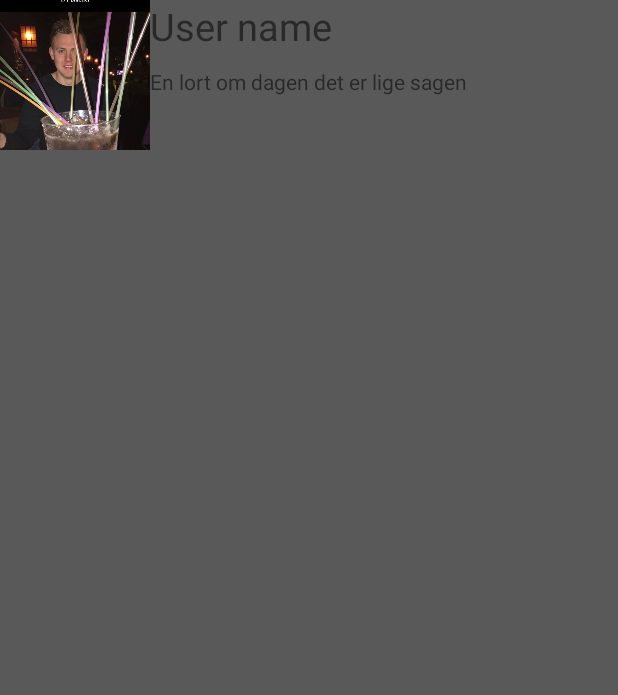
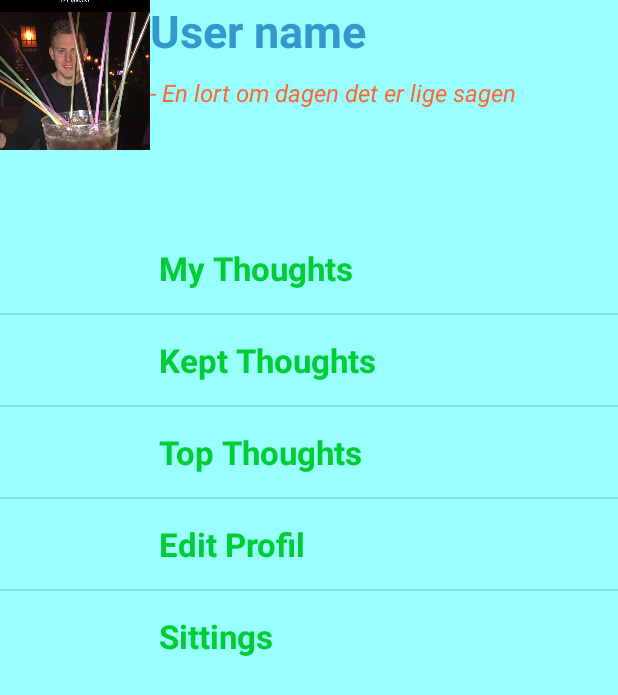
Before and after one commit to Thizzle12/ToiletT, an Android app: the fragment ProfileFragment placed in its activity, on a phone screen of 412 x 824 dp. Shown: the top 695 px of the screen. Run offline under Robolectric (Android 15) with nearby library versions, the phone set to English and light mode, and no system bars.

Commit message:
Prfile and menu

```diff
--- a/app/src/main/java/com/example/theis/toilettreasure/MainMenu.java
+++ b/app/src/main/java/com/example/theis/toilettreasure/MainMenu.java
@@ -28,7 +28,7 @@ public class MainMenu extends android.support.v4.app.Fragment implements View.On
     boolean profileInflated = false;
     Animation mAnimation;
     Animation pAnimation;
-    OvershootInterpolator interpolator = new OvershootInterpolator(2);
+    OvershootInterpolator interpolator = new OvershootInterpolator(0);
     ViewPager viewPager;
 
     @Override
@@ -53,7 +53,10 @@ public class MainMenu extends android.support.v4.app.Fragment implements View.On
                 .addToBackStack(null)
                 .commit();
 
-
+        getActivity().getSupportFragmentManager().beginTransaction()
+                .add(menuContainer.getId(), new MessagesFragment())
+                .addToBackStack(null)
+                .commit();
 
         setHasOptionsMenu(true);
         b.setOnClickListener(this);
--- a/app/src/main/java/com/example/theis/toilettreasure/ProfileFragment.java
+++ b/app/src/main/java/com/example/theis/toilettreasure/ProfileFragment.java
@@ -5,23 +5,44 @@ import android.os.Bundle;
 import android.view.LayoutInflater;
 import android.view.View;
 import android.view.ViewGroup;
+import android.widget.AdapterView;
+import android.widget.ArrayAdapter;
+import android.widget.FrameLayout;
 import android.widget.ImageView;
+import android.widget.ListView;
+
+import java.util.ArrayList;
+import java.util.List;
 
 /**
  * Created by Theis on 12-10-2015.
  */
 
-public class ProfileFragment extends android.support.v4.app.Fragment {
+public class ProfileFragment extends android.support.v4.app.Fragment implements AdapterView.OnItemClickListener {
 
     ImageView profilePic;
+    FrameLayout listText;
+
 
     public View onCreateView(LayoutInflater i, ViewGroup container, Bundle savedInstanceState) {
+        super.onCreate(savedInstanceState);
         View root = i.inflate(R.layout.profile_layout, container, false);
         profilePic = (ImageView) root.findViewById(R.id.profile_picture);
         profilePic.setImageResource(R.drawable.henrikprofil);
+        listText = (FrameLayout) root.findViewById(R.id.listMenu);
 
 
-        return root;
+        getActivity().getSupportFragmentManager().beginTransaction()
+                .add(listText.getId(), new ProfileMenu())
+                .addToBackStack(null)
+                .commit();
+
+            return root;
+
+        }
+    public void onItemClick(AdapterView<?> parent, View view, int position, long id) {
+
+
 
     }
-}
+    }
--- /dev/null
+++ b/app/src/main/java/com/example/theis/toilettreasure/ProfileMenu.java
@@ -0,0 +1,41 @@
+package com.example.theis.toilettreasure;
+
+import android.os.Bundle;
+import android.view.LayoutInflater;
+import android.view.View;
+import android.view.ViewGroup;
+import android.widget.AdapterView;
+import android.widget.ArrayAdapter;
+import android.widget.ListView;
+
+/**
+ * Created by Henrik on 29/10/2015.
+ */
+public class ProfileMenu extends android.support.v4.app.Fragment implements AdapterView.OnItemClickListener{
+
+
+    public View onCreateView(LayoutInflater inflater, ViewGroup container, Bundle savedInstanceState) {
+        String[] list ={"My Thoughts", "Kept Thoughts", "Top Thoughts", "Edit Profil", "Sittings"};
+
+        ArrayAdapter adapter = new ArrayAdapter(getActivity(), R.layout.profile_menu, R.id.MenuText, list) {
+            public View getView(int position, View cachedView, ViewGroup parent) {
+                View view = super.getView(position, cachedView, parent);
+
+                return view;
+            }
+        };
+        ListView listMenu = new ListView(getActivity());
+
+        listMenu.setOnItemClickListener(this);
+
+        listMenu.setAdapter(adapter);
+        return listMenu;
+    }
+
+    @Override
+    public void onItemClick(AdapterView<?> parent, View view, int position, long id) {
+
+    }
+
+
+}
--- a/app/src/main/res/anim/messages_out.xml
+++ b/app/src/main/res/anim/messages_out.xml
@@ -8,7 +8,7 @@
         android:duration="500"/>
     <translate
         android:fromXDelta="0"
-        android:toXDelta="900"
+        android:toXDelta="1100"
         android:duration="500"
         />
 
--- a/app/src/main/res/anim/profile_in.xml
+++ b/app/src/main/res/anim/profile_in.xml
@@ -3,9 +3,9 @@
     android:fillAfter="true">
 
     <translate
-        android:fromXDelta="-300"
-        android:toXDelta="900"
-        android:duration="500"
+        android:fromXDelta="0"
+        android:toXDelta="1100"
+        android:duration="400"
         />
 
 
--- a/app/src/main/res/anim/profile_out.xml
+++ b/app/src/main/res/anim/profile_out.xml
@@ -3,9 +3,9 @@
     android:fillAfter="true">
 
     <translate
-        android:fromXDelta="900"
+        android:fromXDelta="100"
         android:toXDelta="-300"
-        android:duration="500"
+        android:duration="400"
         />
 
 </set>
--- a/app/src/main/res/layout/mainmenu_layout.xml
+++ b/app/src/main/res/layout/mainmenu_layout.xml
@@ -17,7 +17,7 @@
         <Button
             android:layout_width="45dp"
             android:layout_height="fill_parent"
-            android:background="@drawable/profilknap"
+            android:background="@drawable/More"
             android:id="@+id/profile_knap"
             />
 
--- a/app/src/main/res/layout/profile_layout.xml
+++ b/app/src/main/res/layout/profile_layout.xml
@@ -3,11 +3,12 @@
     android:layout_width="fill_parent"
     android:layout_height="fill_parent"
     xmlns:tools="http://schemas.android.com/tools"
-    android:background="#595959">
+    android:background="#99FFFF">
 
     <RelativeLayout
         android:layout_width="fill_parent"
-        android:layout_height="wrap_content">
+        android:layout_height="wrap_content"
+        android:id="@+id/relativeLayout">
 
         <ImageView
             android:layout_width="100dp"
@@ -20,19 +21,34 @@
             android:layout_height="wrap_content"
             android:layout_toRightOf="@+id/profile_picture"
             android:text="User name"
-            android:textSize="25dp"
+            android:textSize="30dp"
+            android:textStyle="bold"
+            android:textColor="#3399CC"
             android:id="@+id/profile_name"/>
+
 
         <TextView
             android:layout_width="fill_parent"
             android:layout_height="60dp"
             android:layout_below="@+id/profile_name"
             android:layout_toRightOf="@+id/profile_picture"
-            android:text="En lort om dagen det er lige sagen"
+            android:text="- En lort om dagen det er lige sagen"
+            android:textSize="16dp"
+            android:textStyle="italic"
+            android:textColor="#FF6633"
             android:layout_marginTop="10dp"/>
 
 
 
     </RelativeLayout>
 
+    <FrameLayout
+        android:layout_width="fill_parent"
+        android:layout_height="wrap_content"
+        android:id="@+id/listMenu"
+        android:layout_below="@+id/relativeLayout"
+        android:layout_centerHorizontal="true"
+        android:layout_marginTop="38dp" />
+
+
 </RelativeLayout>
--- /dev/null
+++ b/app/src/main/res/layout/profile_menu.xml
@@ -0,0 +1,22 @@
+<?xml version="1.0" encoding="utf-8"?>
+<LinearLayout xmlns:android="http://schemas.android.com/apk/res/android"
+    android:orientation="vertical" android:layout_width="match_parent"
+    android:layout_height="match_parent"
+    android:weightSum="1">
+
+    <TextView
+        android:layout_width="200dp"
+        android:layout_height="wrap_content"
+        android:textAppearance="?android:attr/textAppearanceLarge"
+        android:text="New Text"
+        android:id="@+id/MenuText"
+        android:clickable="true"
+        android:textColor="#00CC33"
+        android:textStyle="bold"
+        android:layout_marginTop="15dp"
+        android:layout_marginBottom="15dp"
+        android:layout_gravity="center"
+
+        android:layout_weight="0.03" />
+
+</LinearLayout>
```
Also changed, not shown: app/src/main/res/drawable/More.png (added).
